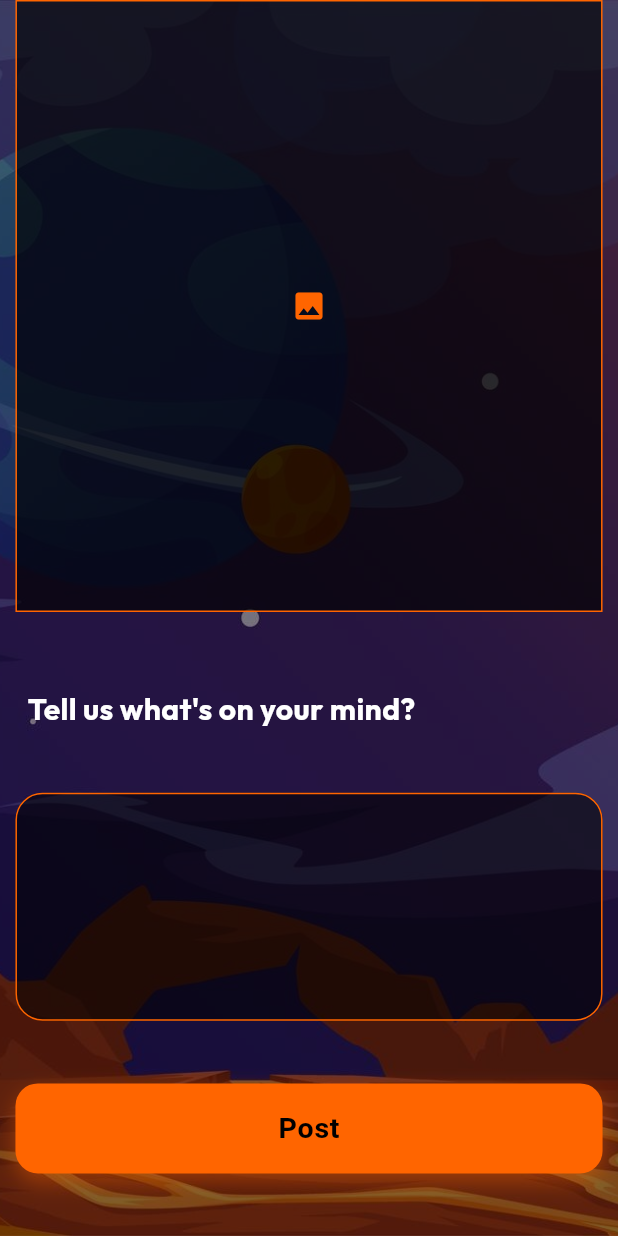
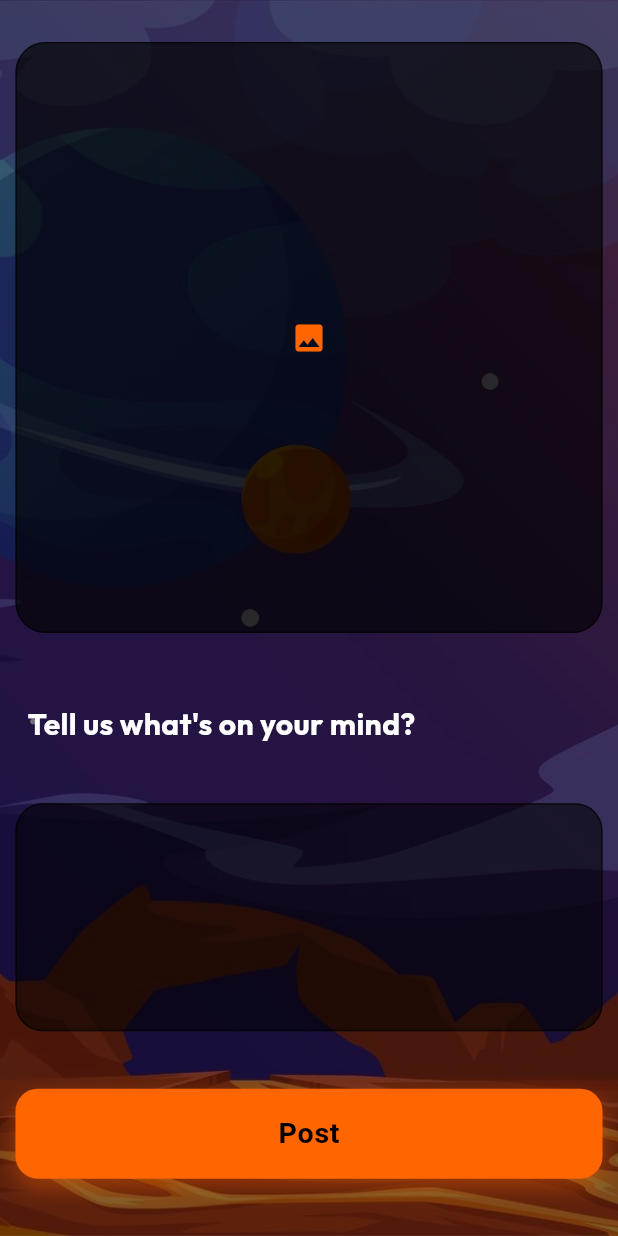
Before and after one commit to Mahad-Ghauri/KONEXEA, a Flutter app: the UploadPage screen opened directly, on a phone screen of 412 x 824 dp. Run offline on Flutter 3.47's test engine with Material 3 defaults, Android fonts, the phone set to English and light mode, and no system bars; our stand-ins replace cloud_firestore, curved_navigation_bar, firebase_core, fluttertoast, google_fonts, image_picker and 1 more; missing offline and left inert: google_mlkit_translation; accounts and stored records are empty; network calls fail; Roboto replaces fonts that are missing (Montaga); project files that could hold a hidden picture were left out.

Commit message:
Refactor feed_page.dart and upload_page.dart for improved styling and layout; update color schemes and add spacing

```diff
--- a/lib/views/Interface/feed_page.dart
+++ b/lib/views/Interface/feed_page.dart
@@ -1,5 +1,3 @@
-// ignore_for_file: deprecated_member_use
-
 import 'package:flutter/material.dart';
 import 'package:social_swap/views/components/post_card.dart';
 
--- a/lib/views/Interface/upload_page.dart
+++ b/lib/views/Interface/upload_page.dart
@@ -35,9 +35,11 @@ class _UploadPageState extends State<UploadPage> {
             padding: EdgeInsets.symmetric(
               horizontal: MediaQuery.sizeOf(context).width * 0.025,
             ),
+
             child: Column(
               spacing: 8,
               children: [
+                const SizedBox(height: 20),
                 Expanded(
                   flex: 1,
                   child: Consumer<FeedServices>(
@@ -46,11 +48,12 @@ class _UploadPageState extends State<UploadPage> {
                         onTap: () => value.pickImageFromGallery(),
                         child: Container(
                           decoration: BoxDecoration(
+                            borderRadius: BorderRadius.circular(20),
                             color: Theme.of(
                               context,
                             ).colorScheme.surface.withOpacity(0.65),
                             border: Border.all(
-                              color: Theme.of(context).colorScheme.primary,
+                              color: Colors.black87.withOpacity(0.6),
                             ),
                           ),
                           width: double.infinity,
@@ -105,19 +108,22 @@ class _UploadPageState extends State<UploadPage> {
                             border: OutlineInputBorder(
                               borderRadius: BorderRadius.circular(18),
                               borderSide: BorderSide(
-                                color: Theme.of(context).colorScheme.primary,
+                                // color: Theme.of(context).colorScheme.primary,
+                                color: Colors.black87.withOpacity(0.6),
                               ),
                             ),
                             focusedBorder: OutlineInputBorder(
                               borderSide: BorderSide(
-                                color: Theme.of(context).colorScheme.primary,
+                                // color: Theme.of(context).colorScheme.primary,
+                                color: Colors.black87.withOpacity(0.6),
                               ),
                               borderRadius: BorderRadius.circular(18),
                             ),
                             enabledBorder: OutlineInputBorder(
                               borderRadius: BorderRadius.circular(18),
                               borderSide: BorderSide(
-                                color: Theme.of(context).colorScheme.primary,
+                                // color: Theme.of(context).colorScheme.primary,
+                                color: Colors.black87.withOpacity(0.6),
                               ),
                             ),
                             filled: true,
```
